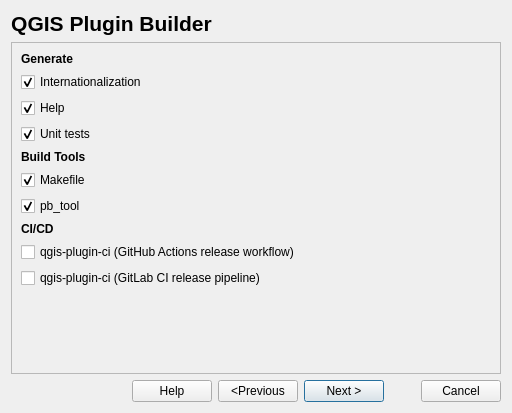
The window that pluginbuilder4/plugin_builder_dialog_base.ui (jonah-sullivan/Qgis-Plugin-Builder) describes before a commit, drawn with Qt 5.
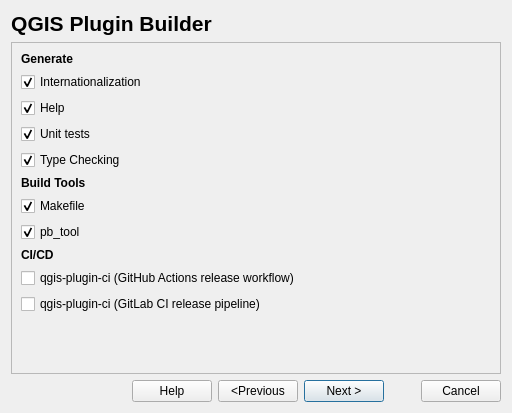
The same window after the commit. The open tabs and pages were chosen to show the change.

Commit message: make mypy optional in generated plugins  addresses #173

Diff of the .ui file:
```diff
--- a/pluginbuilder4/plugin_builder_dialog_base.ui
+++ b/pluginbuilder4/plugin_builder_dialog_base.ui
@@ -712,6 +712,16 @@
         </widget>
        </item>
        <item row="4" column="0" colspan="2">
+        <widget class="QCheckBox" name="mypy_cb">
+         <property name="text">
+          <string>Type Checking</string>
+         </property>
+         <property name="checked">
+          <bool>true</bool>
+         </property>
+        </widget>
+       </item>
+       <item row="5" column="0" colspan="2">
         <widget class="QLabel" name="lbl_build_tools">
          <property name="font">
           <font>
@@ -723,7 +733,7 @@
          </property>
         </widget>
        </item>
-       <item row="5" column="0" colspan="2">
+       <item row="6" column="0" colspan="2">
         <widget class="QCheckBox" name="makefile_cb">
          <property name="text">
           <string>Makefile</string>
@@ -733,7 +743,7 @@
          </property>
         </widget>
        </item>
-       <item row="6" column="0" colspan="2">
+       <item row="7" column="0" colspan="2">
         <widget class="QCheckBox" name="pb_tool_cb">
          <property name="text">
           <string>pb_tool</string>
@@ -743,7 +753,7 @@
          </property>
         </widget>
        </item>
-       <item row="7" column="0" colspan="2">
+       <item row="8" column="0" colspan="2">
         <widget class="QLabel" name="lbl_cicd">
          <property name="font">
           <font>
```
Left out of the diff: 2 changed lines with no effect on the pictures. The commit also changes 9 other files.
